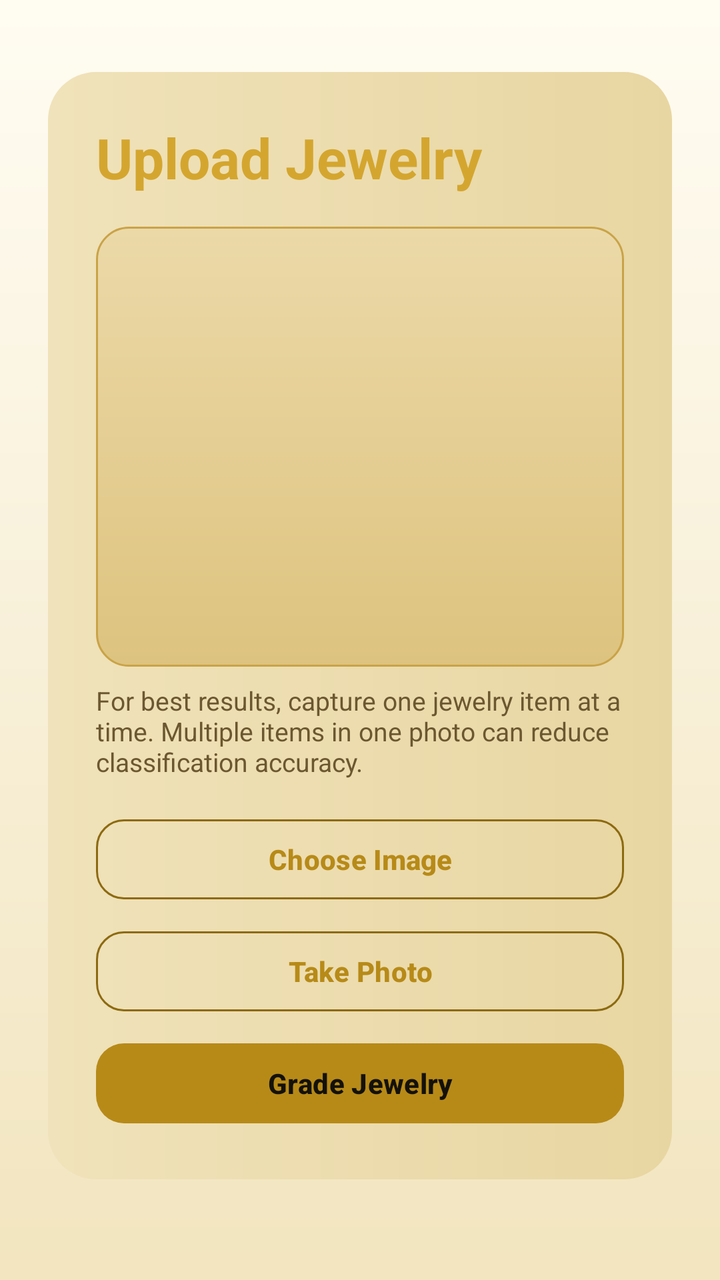
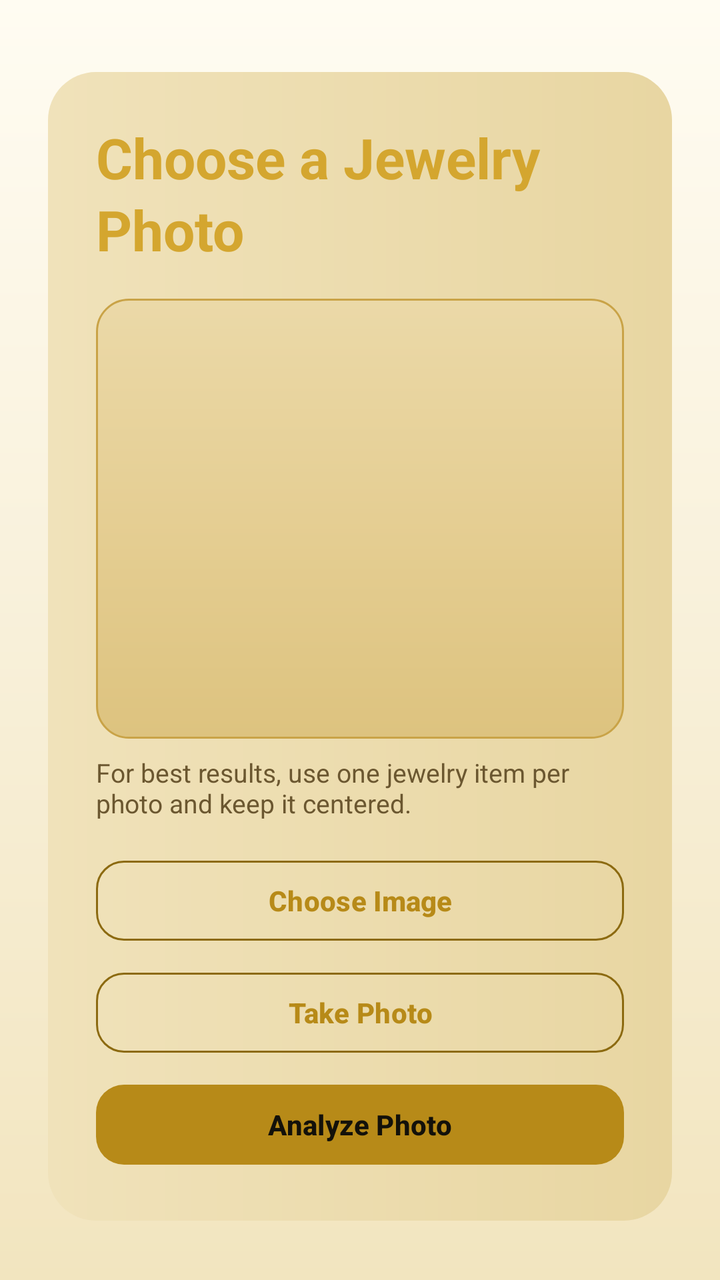

Screens rendered from an Android XML layout before and after an edit, with the pre-edit source and the edit as a unified diff.
<!-- AndroidManifest.xml: application theme Theme.StudioWebWrapper -->
<!-- res/layout/fragment_upload.xml -->
<?xml version="1.0" encoding="utf-8"?>
<ScrollView xmlns:android="http://schemas.android.com/apk/res/android"
    android:layout_width="match_parent"
    android:layout_height="match_parent"
    android:background="@drawable/bg_black_gold"
    android:padding="24dp">

    <LinearLayout
        android:layout_width="match_parent"
        android:layout_height="wrap_content"
        android:layout_marginTop="12dp"
        android:background="@drawable/bg_panel"
        android:orientation="vertical"
        android:padding="24dp">

        <TextView
            android:layout_width="wrap_content"
            android:layout_height="wrap_content"
            android:text="Upload Jewelry"
            android:textAppearance="@style/TextAppearance.Material3.HeadlineMedium"
            android:textColor="@color/jg_gold_light"
            android:textStyle="bold" />

        <ImageView
            android:id="@+id/previewImage"
            android:layout_width="match_parent"
            android:layout_height="220dp"
            android:layout_marginTop="16dp"
            android:background="@drawable/bg_preview"
            android:scaleType="centerCrop" />

        <TextView
            android:id="@+id/fileNameText"
            android:layout_width="match_parent"
            android:layout_height="wrap_content"
            android:layout_marginTop="8dp"
            android:textColor="@color/jg_text_secondary"
            android:visibility="gone" />

        <TextView
            android:layout_width="match_parent"
            android:layout_height="wrap_content"
            android:layout_marginTop="8dp"
            android:text="@string/upload_disclaimer"
            android:textColor="@color/jg_text_secondary"
            android:textSize="13sp" />

        <ProgressBar
            android:id="@+id/progressBar"
            android:layout_width="wrap_content"
            android:layout_height="wrap_content"
            android:layout_marginTop="12dp"
            android:indeterminateTint="@color/jg_gold"
            android:visibility="gone" />

        <TextView
            android:id="@+id/statusText"
            android:layout_width="match_parent"
            android:layout_height="wrap_content"
            android:layout_marginTop="8dp"
            android:textColor="@color/jg_error"
            android:visibility="gone" />

        <com.google.android.material.button.MaterialButton
            android:id="@+id/chooseImageButton"
            style="@style/JewelGrade.OutlinedButton"
            android:layout_width="match_parent"
            android:layout_height="wrap_content"
            android:layout_marginTop="16dp"
            android:text="Choose Image" />

        <com.google.android.material.button.MaterialButton
            android:id="@+id/takePhotoButton"
            style="@style/JewelGrade.OutlinedButton"
            android:layout_width="match_parent"
            android:layout_height="wrap_content"
            android:layout_marginTop="8dp"
            android:text="Take Photo" />

        <com.google.android.material.button.MaterialButton
            android:id="@+id/gradeButton"
            style="@style/JewelGrade.PrimaryButton"
            android:layout_width="match_parent"
            android:layout_height="wrap_content"
            android:layout_marginTop="8dp"
            android:text="Grade Jewelry" />

        

    </LinearLayout>

</ScrollView>
<!-- resources referenced by this layout -->
<resources>
  <color name="jg_error">#FF6B6B</color>
  <color name="jg_gold">#B78A18</color>
  <color name="jg_gold_light">#D4A62F</color>
  <color name="jg_text_secondary">#6B5730</color>
  <!-- drawable bg_black_gold (drawable) -->
  <?xml version="1.0" encoding="utf-8"?>
  <shape xmlns:android="http://schemas.android.com/apk/res/android" android:shape="rectangle">
      <gradient
          android:angle="320"
      android:startColor="@color/jg_bg_gradient_start"
      android:centerColor="@color/jg_bg_gradient_mid"
      android:endColor="@color/jg_bg_gradient_end"
          android:type="linear" />
  </shape>
  <!-- drawable bg_panel (drawable) -->
  <?xml version="1.0" encoding="utf-8"?>
  <shape xmlns:android="http://schemas.android.com/apk/res/android" android:shape="rectangle">
      <gradient
          android:angle="0"
          android:startColor="@color/jg_panel_start"
          android:endColor="@color/jg_panel_end" />
      <corners android:radius="24dp" />
  </shape>
  <!-- drawable bg_preview (drawable) -->
  <?xml version="1.0" encoding="utf-8"?>
  <shape xmlns:android="http://schemas.android.com/apk/res/android" android:shape="rectangle">
      <gradient
          android:angle="330"
          android:startColor="@color/jg_preview_start"
          android:centerColor="@color/jg_preview_mid"
          android:endColor="@color/jg_preview_end" />
      <corners android:radius="16dp" />
      <stroke
          android:width="1dp"
          android:color="@color/jg_tile_stroke" />
  </shape>
  <string name="upload_disclaimer">For best results, capture one jewelry item at a time. Multiple items in one photo can reduce classification accuracy.</string>
  <style name="JewelGrade.OutlinedButton" parent="Widget.Material3.Button.OutlinedButton">
          <item name="android:textAllCaps">false</item>
          <item name="android:textStyle">bold</item>
          <item name="android:textColor">@color/jg_gold</item>
          <item name="strokeColor">@color/jg_gold_dark</item>
          <item name="cornerRadius">14dp</item>
      </style>
  <style name="JewelGrade.PrimaryButton" parent="Widget.Material3.Button">
          <item name="android:textAllCaps">false</item>
          <item name="android:textStyle">bold</item>
          <item name="android:textColor">@color/jg_black</item>
          <item name="backgroundTint">@color/jg_gold</item>
          <item name="cornerRadius">14dp</item>
      </style>
  <style name="Theme.StudioWebWrapper" parent="Theme.Material3.DayNight.NoActionBar">
          <item name="colorPrimary">@color/jg_gold</item>
          <item name="colorOnPrimary">@color/jg_black</item>
          <item name="colorSecondary">@color/jg_gold_light</item>
          <item name="colorOnSecondary">@color/jg_black</item>
          <item name="colorSurface">@color/jg_black_card</item>
          <item name="colorOnSurface">@color/jg_text_primary</item>
          <item name="android:windowBackground">@drawable/bg_black_gold</item>
          <item name="android:statusBarColor">@color/jg_black</item>
          <item name="android:navigationBarColor">@color/jg_black</item>
      </style>
  <color name="jg_bg_gradient_start">#FFFCF2</color>
  <color name="jg_bg_gradient_mid">#F8F0D9</color>
  <color name="jg_bg_gradient_end">#F2E5BF</color>
  <color name="jg_panel_start">#F0E2BA</color>
  <color name="jg_panel_end">#E8D6A2</color>
  <color name="jg_preview_start">#EBD9A8</color>
  <color name="jg_preview_mid">#E5CE93</color>
  <color name="jg_preview_end">#DDC37F</color>
  <color name="jg_tile_stroke">#C9A347</color>
  <color name="jg_gold_dark">#8C6A10</color>
  <color name="jg_black">#13110A</color>
  <color name="jg_black_card">#FFFDF7</color>
  <color name="jg_text_primary">#1D1708</color>
</resources>

<!-- the commit's change to res/layout/fragment_upload.xml (unified diff, before → after) -->
@@ -16,7 +16,7 @@
         <TextView
             android:layout_width="wrap_content"
             android:layout_height="wrap_content"
-            android:text="Upload Jewelry"
+            android:text="Choose a Jewelry Photo"
             android:textAppearance="@style/TextAppearance.Material3.HeadlineMedium"
             android:textColor="@color/jg_gold_light"
             android:textStyle="bold" />
@@ -41,7 +41,7 @@
             android:layout_width="match_parent"
             android:layout_height="wrap_content"
             android:layout_marginTop="8dp"
-            android:text="@string/upload_disclaimer"
+            android:text="For best results, use one jewelry item per photo and keep it centered."
             android:textColor="@color/jg_text_secondary"
             android:textSize="13sp" />
 
@@ -83,7 +83,7 @@
             android:layout_width="match_parent"
             android:layout_height="wrap_content"
             android:layout_marginTop="8dp"
-            android:text="Grade Jewelry" />
+            android:text="Analyze Photo" />
 
         
 
<!-- resource entries referenced after the edit -->
@@ -36,7 +36,6 @@
           android:width="1dp"
           android:color="@color/jg_tile_stroke" />
   </shape>
-  <string name="upload_disclaimer">For best results, capture one jewelry item at a time. Multiple items in one photo can reduce classification accuracy.</string>
   <style name="JewelGrade.OutlinedButton" parent="Widget.Material3.Button.OutlinedButton">
           <item name="android:textAllCaps">false</item>
           <item name="android:textStyle">bold</item>
